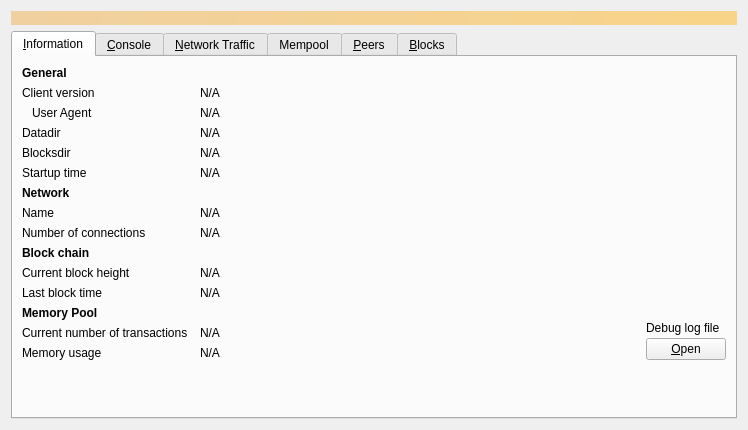
Before: the Qt Designer form src/qt/forms/debugwindow.ui in rebroad/bitcoin, drawn with Qt 5.
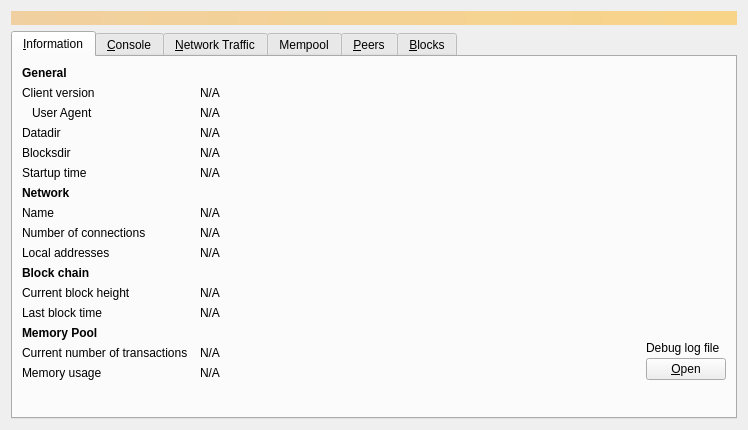
After: the same form once the commit is applied. Icons and pictures are not drawn. Custom widgets are drawn as their Qt base class.

Commit message: show externalips in information tab + improve reloadconfig

What changed in the file:
```diff
--- a/src/qt/forms/debugwindow.ui
+++ b/src/qt/forms/debugwindow.ui
@@ -249,6 +249,32 @@
         </widget>
        </item>
        <item row="9" column="0">
+        <widget class="QLabel" name="labelLocalAddresses">
+         <property name="text">
+          <string>Local addresses</string>
+         </property>
+        </widget>
+       </item>
+       <item row="9" column="1" colspan="2">
+        <widget class="QLabel" name="localAddresses">
+         <property name="cursor">
+          <cursorShape>IBeamCursor</cursorShape>
+         </property>
+         <property name="text">
+          <string>N/A</string>
+         </property>
+         <property name="textFormat">
+          <enum>Qt::PlainText</enum>
+         </property>
+         <property name="wordWrap">
+          <bool>true</bool>
+         </property>
+         <property name="textInteractionFlags">
+          <set>Qt::LinksAccessibleByMouse|Qt::TextSelectableByKeyboard|Qt::TextSelectableByMouse</set>
+         </property>
+        </widget>
+       </item>
+       <item row="10" column="0">
         <widget class="QLabel" name="label_10">
          <property name="font">
           <font>
@@ -261,14 +287,14 @@
          </property>
         </widget>
        </item>
-       <item row="10" column="0">
+       <item row="11" column="0">
         <widget class="QLabel" name="label_3">
          <property name="text">
           <string>Current block height</string>
          </property>
         </widget>
        </item>
-       <item row="10" column="1" colspan="2">
+       <item row="11" column="1" colspan="2">
         <widget class="QLabel" name="numberOfBlocks">
          <property name="cursor">
           <cursorShape>IBeamCursor</cursorShape>
@@ -284,14 +310,14 @@
          </property>
         </widget>
        </item>
-       <item row="11" column="0">
+       <item row="12" column="0">
         <widget class="QLabel" name="labelLastBlockTime">
          <property name="text">
           <string>Last block time</string>
          </property>
         </widget>
        </item>
-       <item row="11" column="1" colspan="2">
+       <item row="12" column="1" colspan="2">
         <widget class="QLabel" name="lastBlockTime">
          <property name="cursor">
           <cursorShape>IBeamCursor</cursorShape>
@@ -307,7 +333,7 @@
          </property>
         </widget>
        </item>
-       <item row="12" column="0">
+       <item row="13" column="0">
         <widget class="QLabel" name="labelMempoolTitle">
          <property name="font">
           <font>
@@ -320,14 +346,14 @@
          </property>
         </widget>
        </item>
-       <item row="13" column="0">
+       <item row="14" column="0">
         <widget class="QLabel" name="labelNumberOfTransactions">
          <property name="text">
           <string>Current number of transactions</string>
          </property>
         </widget>
        </item>
-       <item row="13" column="1">
+       <item row="14" column="1">
         <widget class="QLabel" name="mempoolNumberTxs">
          <property name="cursor">
           <cursorShape>IBeamCursor</cursorShape>
@@ -343,14 +369,14 @@
          </property>
         </widget>
        </item>
-       <item row="14" column="0">
+       <item row="15" column="0">
         <widget class="QLabel" name="labelMemoryUsage">
          <property name="text">
           <string>Memory usage</string>
          </property>
         </widget>
        </item>
-       <item row="14" column="1">
+       <item row="15" column="1">
         <widget class="QLabel" name="mempoolSize">
          <property name="cursor">
           <cursorShape>IBeamCursor</cursorShape>
@@ -366,7 +392,7 @@
          </property>
         </widget>
        </item>
-       <item row="12" column="2" rowspan="3">
+       <item row="13" column="2" rowspan="3">
         <layout class="QVBoxLayout" name="verticalLayoutDebugButton">
          <property name="spacing">
           <number>3</number>
@@ -406,7 +432,7 @@
          </item>
         </layout>
        </item>
-       <item row="15" column="0">
+       <item row="16" column="0">
         <spacer name="verticalSpacer">
          <property name="orientation">
           <enum>Qt::Vertical</enum>
```
The commit also changes 3 other files.
